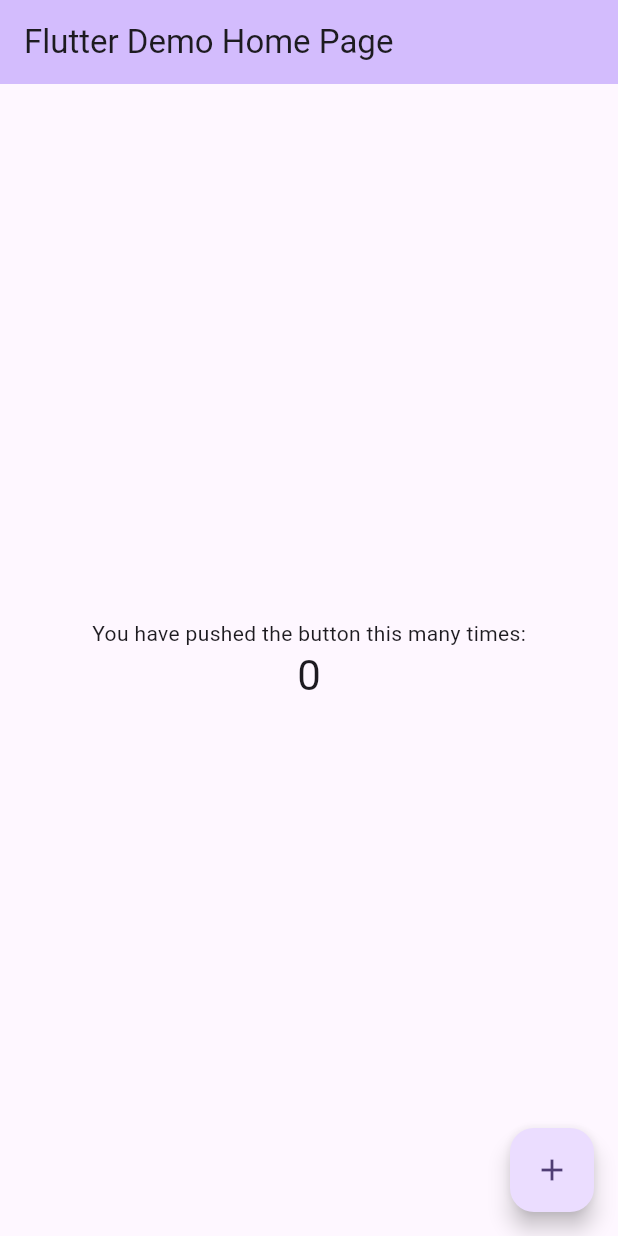
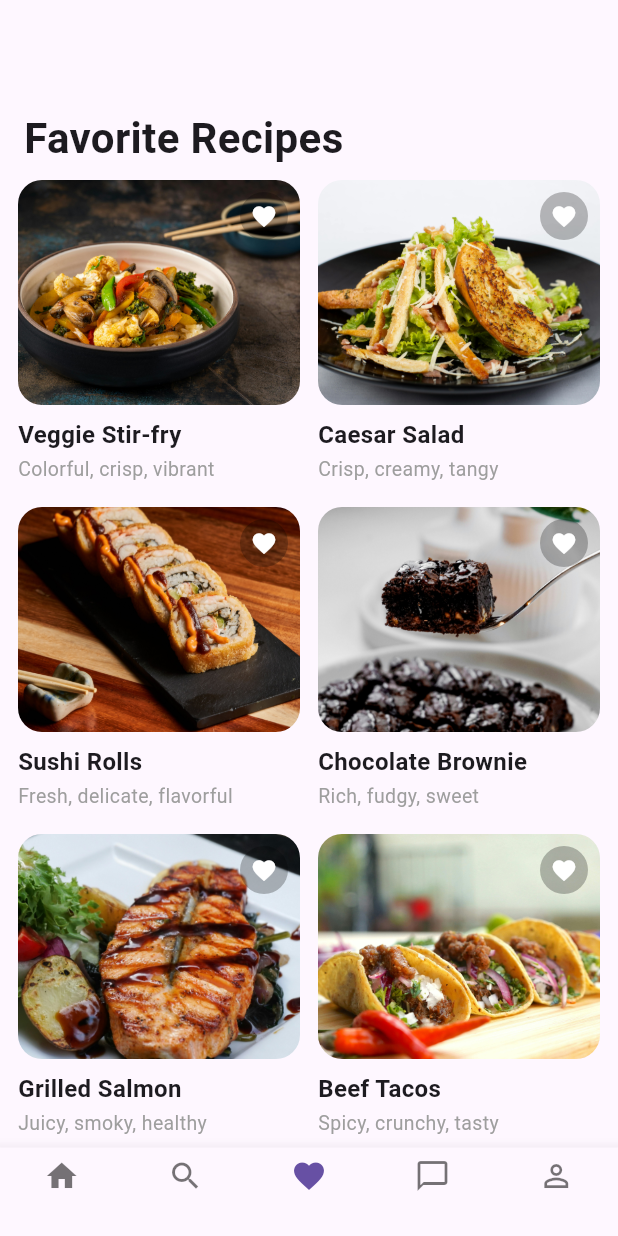
Before and after one commit to FaithBosiree/my_flutter_labs, a Flutter app: the screen it shows after launch, on a phone screen of 412 x 824 dp. Run offline on Flutter 3.47's test engine with Material 3 defaults, Android fonts, the phone set to English and light mode, and no system bars.

Commit message:
Recipe UI layout design

```diff
--- a/lib/main.dart
+++ b/lib/main.dart
@@ -7,115 +7,149 @@ void main() {
 class MyApp extends StatelessWidget {
   const MyApp({super.key});
 
-  // This widget is the root of your application.
   @override
   Widget build(BuildContext context) {
-    return MaterialApp(
-      title: 'Flutter Demo',
-      theme: ThemeData(
-        // This is the theme of your application.
-        //
-        // TRY THIS: Try running your application with "flutter run". You'll see
-        // the application has a purple toolbar. Then, without quitting the app,
-        // try changing the seedColor in the colorScheme below to Colors.green
-        // and then invoke "hot reload" (save your changes or press the "hot
-        // reload" button in a Flutter-supported IDE, or press "r" if you used
-        // the command line to start the app).
-        //
-        // Notice that the counter didn't reset back to zero; the application
-        // state is not lost during the reload. To reset the state, use hot
-        // restart instead.
-        //
-        // This works for code too, not just values: Most code changes can be
-        // tested with just a hot reload.
-        colorScheme: .fromSeed(seedColor: Colors.deepPurple),
-      ),
-      home: const MyHomePage(title: 'Flutter Demo Home Page'),
+    return const MaterialApp(
+      debugShowCheckedModeBanner: false,
+      home: RecipePage(),
     );
   }
 }
 
-class MyHomePage extends StatefulWidget {
-  const MyHomePage({super.key, required this.title});
-
-  // This widget is the home page of your application. It is stateful, meaning
-  // that it has a State object (defined below) that contains fields that affect
-  // how it looks.
-
-  // This class is the configuration for the state. It holds the values (in this
-  // case the title) provided by the parent (in this case the App widget) and
-  // used by the build method of the State. Fields in a Widget subclass are
-  // always marked "final".
-
-  final String title;
+class RecipePage extends StatefulWidget {
+  const RecipePage({super.key});
 
   @override
-  State<MyHomePage> createState() => _MyHomePageState();
+  State<RecipePage> createState() => _RecipePageState();
 }
 
-class _MyHomePageState extends State<MyHomePage> {
-  int _counter = 0;
+class _RecipePageState extends State<RecipePage> {
 
-  void _incrementCounter() {
-    setState(() {
-      // This call to setState tells the Flutter framework that something has
-      // changed in this State, which causes it to rerun the build method below
-      // so that the display can reflect the updated values. If we changed
-      // _counter without calling setState(), then the build method would not be
-      // called again, and so nothing would appear to happen.
-      _counter++;
-    });
+  // --- task 5: The createLayout() function ---
+  // This builds the top-level Column layout and returns it to the Scaffold body.
+  Widget createLayout() {
+    return Column(
+      // task 2: Use SpaceBetween alignment for the outer Column layout
+      mainAxisAlignment: MainAxisAlignment.spaceBetween,
+      crossAxisAlignment: CrossAxisAlignment.stretch,
+      children: [
+        // Screen Header Text
+        const Padding(
+          padding: EdgeInsets.only(left: 16.0, top: 16.0, bottom: 8.0),
+          child: Text(
+            "Favorite Recipes",
+            style: TextStyle(fontSize: 28, fontWeight: FontWeight.bold),
+          ),
+        ),
+
+        // task 1: 6 individual items displayed inside the Column.
+        Padding(
+          padding: const EdgeInsets.symmetric(horizontal: 12.0),
+          child: Row(
+            children: [
+              Expanded(child: buildRecipeItem("images/veggie.jpg", "Veggie Stir-fry", "Colorful, crisp, vibrant")),
+              const SizedBox(width: 12),
+              Expanded(child: buildRecipeItem("images/salad.jpg", "Caesar Salad", "Crisp, creamy, tangy")),
+            ],
+          ),
+        ),
+        const SizedBox(height: 16),
+
+        Padding(
+          padding: const EdgeInsets.symmetric(horizontal: 12.0),
+          child: Row(
+            children: [
+              Expanded(child: buildRecipeItem("images/sushi.jpg", "Sushi Rolls", "Fresh, delicate, flavorful")),
+              const SizedBox(width: 12),
+              Expanded(child: buildRecipeItem("images/brownie.jpg", "Chocolate Brownie", "Rich, fudgy, sweet")),
+            ],
+          ),
+        ),
+        const SizedBox(height: 16),
+
+        Padding(
+          padding: const EdgeInsets.symmetric(horizontal: 12.0),
+          child: Row(
+            children: [
+              Expanded(child: buildRecipeItem("images/salmon.jpg", "Grilled Salmon", "Juicy, smoky, healthy")),
+              const SizedBox(width: 12),
+              Expanded(child: buildRecipeItem("images/beef.jpg", "Beef Tacos", "Spicy, crunchy, tasty")),
+            ],
+          ),
+        ),
+        const SizedBox(height: 16),
+      ],
+    );
+  }
+
+  // builder ()
+  // task 3: item-->Image, Heart icon-->top right,two text strings below.
+  Widget buildRecipeItem(String imagePath, String title, String subtitle) {
+    return Column(
+      crossAxisAlignment: CrossAxisAlignment.start,
+      children: [
+        // Stacking layers (heart icon) on top of image
+        Stack(
+          children: [
+            // ClipRRect-->  rounded image corners
+            ClipRRect(
+              borderRadius: BorderRadius.circular(16.0),
+              child: Image.asset(
+                imagePath,
+                height: 150,
+                width: double.infinity,
+                fit: BoxFit.cover,
+              ),
+            ),
+            // Positioned pushes heart widget to top right corner
+            const Positioned(
+              top: 8,
+              right: 8,
+              child: CircleAvatar(
+                backgroundColor: Colors.black26,
+                radius: 16,
+                child: Icon(Icons.favorite, color: Colors.white, size: 18),
+              ),
+            ),
+          ],
+        ),
+        const SizedBox(height: 8),
+        // Item Name string
+        Text(
+          title,
+          style: const TextStyle(fontWeight: FontWeight.bold, fontSize: 16),
+        ),
+        const SizedBox(height: 2),
+        // Item Description string
+        Text(
+          subtitle,
+          style: const TextStyle(color: Colors.grey, fontSize: 13),
+        ),
+      ],
+    );
   }
 
   @override
   Widget build(BuildContext context) {
-    // This method is rerun every time setState is called, for instance as done
-    // by the _incrementCounter method above.
-    //
-    // The Flutter framework has been optimized to make rerunning build methods
-    // fast, so that you can just rebuild anything that needs updating rather
-    // than having to individually change instances of widgets.
     return Scaffold(
       appBar: AppBar(
-        // TRY THIS: Try changing the color here to a specific color (to
-        // Colors.amber, perhaps?) and trigger a hot reload to see the AppBar
-        // change color while the other colors stay the same.
-        backgroundColor: Theme.of(context).colorScheme.inversePrimary,
-        // Here we take the value from the MyHomePage object that was created by
-        // the App.build method, and use it to set our appbar title.
-        title: Text(widget.title),
+        title: const Text(" "),
       ),
-      body: Center(
-        // Center is a layout widget. It takes a single child and positions it
-        // in the middle of the parent.
-        child: Column(
-          // Column is also a layout widget. It takes a list of children and
-          // arranges them vertically. By default, it sizes itself to fit its
-          // children horizontally, and tries to be as tall as its parent.
-          //
-          // Column has various properties to control how it sizes itself and
-          // how it positions its children. Here we use mainAxisAlignment to
-          // center the children vertically; the main axis here is the vertical
-          // axis because Columns are vertical (the cross axis would be
-          // horizontal).
-          //
-          // TRY THIS: Invoke "debug painting" (choose the "Toggle Debug Paint"
-          // action in the IDE, or press "p" in the console), to see the
-          // wireframe for each widget.
-          mainAxisAlignment: .center,
-          children: [
-            const Text('You have pushed the button this many times:'),
-            Text(
-              '$_counter',
-              style: Theme.of(context).textTheme.headlineMedium,
-            ),
-          ],
-        ),
+      // task 5: set body to a SingleChildScrollView wrapping createLayout()
+      body: SingleChildScrollView(
+        child: createLayout(),
       ),
-      floatingActionButton: FloatingActionButton(
-        onPressed: _incrementCounter,
-        tooltip: 'Increment',
-        child: const Icon(Icons.add),
+      // task 4: BottomNavigationBar has 5 items with empty text labels
+      bottomNavigationBar: BottomNavigationBar(
+        type: BottomNavigationBarType.fixed,
+        currentIndex: 2, // Highlights the middle heart icon by default
+        items: const [
+          BottomNavigationBarItem(icon: Icon(Icons.home), label: ""),
+          BottomNavigationBarItem(icon: Icon(Icons.search), label: ""),
+          BottomNavigationBarItem(icon: Icon(Icons.favorite), label: ""),
+          BottomNavigationBarItem(icon: Icon(Icons.chat_bubble_outline), label: ""),
+          BottomNavigationBarItem(icon: Icon(Icons.person_outline), label: ""),
+        ],
       ),
     );
   }
--- a/pubspec.yaml
+++ b/pubspec.yaml
@@ -57,6 +57,9 @@ flutter:
   # the material Icons class.
   uses-material-design: true
 
+  assets:
+    - images/
+
   # To add assets to your application, add an assets section, like this:
   # assets:
   #   - images/a_dot_burr.jpeg
```
Also changed, not shown: images/beef.jpg (added), images/brownie.jpg (added), images/salad.jpg (added), images/salmon.jpg (added), images/sushi.jpg (added), images/veggie.jpg (added).
